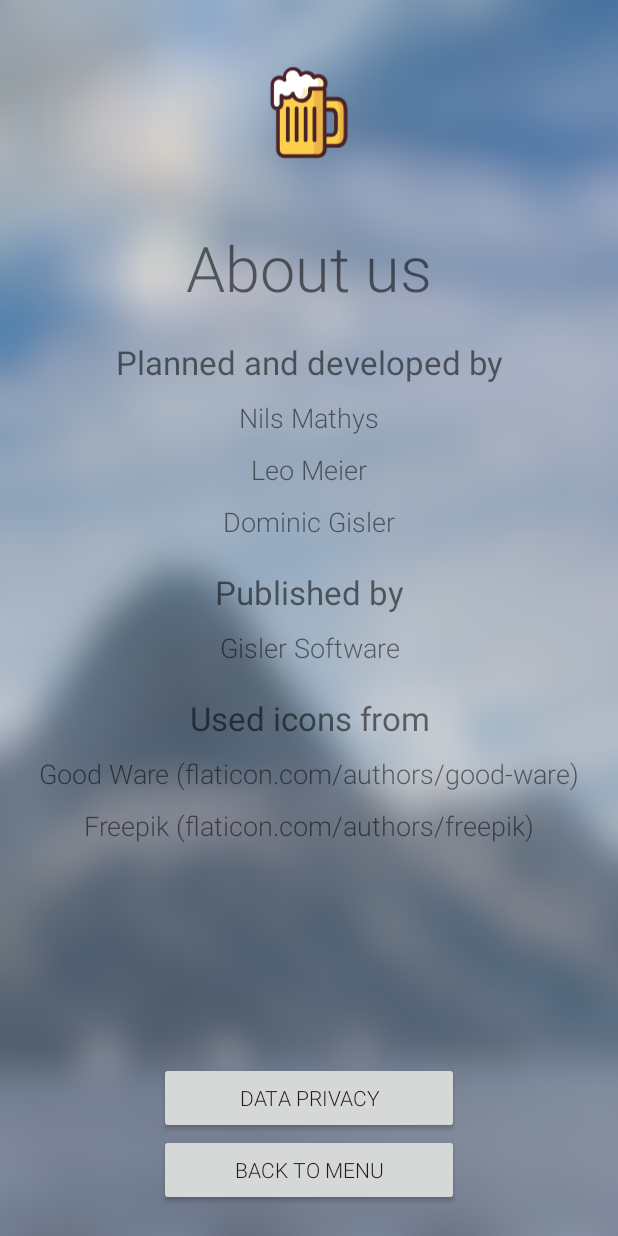
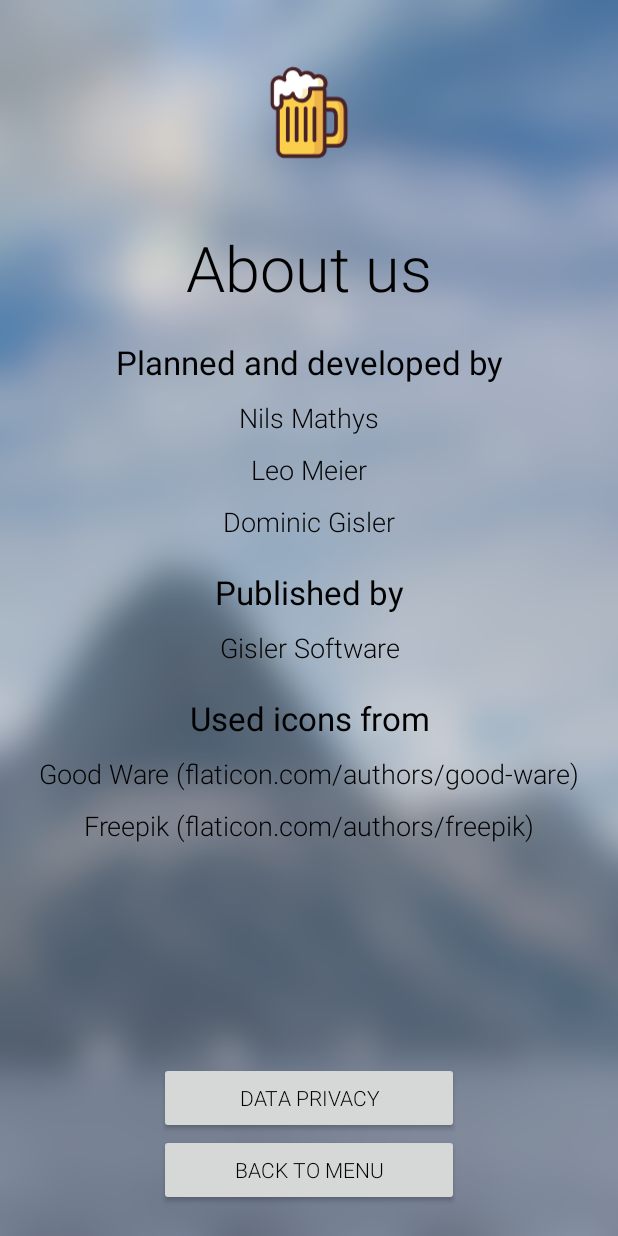
Before and after one commit to dominicgisler/beerjump, an Android app: the InfoActivity screen opened directly, with no data from a screen before it, on a phone screen of 412 x 824 dp. Run offline under Robolectric (Android 15) with nearby library versions, the light colour scheme and no system bars; network calls fail.

Commit message:
changed color handling

```diff
--- a/app/src/main/res/layout/activity_change_character.xml
+++ b/app/src/main/res/layout/activity_change_character.xml
@@ -26,6 +26,7 @@
         android:text="@string/change_player"
         android:textAlignment="center"
         android:textSize="42sp"
+        android:textColor="@color/textDark"
         app:layout_constraintBottom_toTopOf="@id/charactersView"
         app:layout_constraintEnd_toEndOf="parent"
         app:layout_constraintStart_toStartOf="parent"
@@ -82,6 +83,7 @@
         android:layout_marginBottom="20dp"
         android:fontFamily="sans-serif-light"
         android:text="@string/back_to_menu"
+        android:textColor="@color/textDark"
         app:layout_constraintBottom_toBottomOf="parent"
         app:layout_constraintEnd_toEndOf="parent"
         app:layout_constraintStart_toStartOf="parent"
--- a/app/src/main/res/layout/activity_info.xml
+++ b/app/src/main/res/layout/activity_info.xml
@@ -27,6 +27,7 @@
         android:text="@string/about"
         android:textAlignment="center"
         android:textSize="42sp"
+        android:textColor="@color/textDark"
         app:layout_constraintBottom_toTopOf="@id/aboutScrollView"
         app:layout_constraintEnd_toEndOf="parent"
         app:layout_constraintStart_toStartOf="parent"
@@ -55,6 +56,7 @@
                 android:text="@string/developed"
                 android:textAlignment="center"
                 android:textSize="22sp"
+                android:textColor="@color/textDark"
                 app:layout_constraintBottom_toTopOf="@id/textNils"
                 app:layout_constraintEnd_toEndOf="parent"
                 app:layout_constraintStart_toStartOf="parent"
@@ -69,6 +71,7 @@
                 android:text="@string/nils_mathys"
                 android:textAlignment="center"
                 android:textSize="18sp"
+                android:textColor="@color/textDark"
                 app:layout_constraintBottom_toTopOf="@id/textLeo"
                 app:layout_constraintEnd_toEndOf="parent"
                 app:layout_constraintStart_toStartOf="parent"
@@ -83,6 +86,7 @@
                 android:text="@string/leo_meier"
                 android:textAlignment="center"
                 android:textSize="18sp"
+                android:textColor="@color/textDark"
                 app:layout_constraintBottom_toTopOf="@id/textDominic"
                 app:layout_constraintEnd_toEndOf="parent"
                 app:layout_constraintStart_toStartOf="parent"
@@ -97,6 +101,7 @@
                 android:text="@string/dominic_gisler"
                 android:textAlignment="center"
                 android:textSize="18sp"
+                android:textColor="@color/textDark"
                 app:layout_constraintBottom_toTopOf="@id/textPublished"
                 app:layout_constraintEnd_toEndOf="parent"
                 app:layout_constraintStart_toStartOf="parent"
@@ -111,6 +116,7 @@
                 android:text="@string/published"
                 android:textAlignment="center"
                 android:textSize="22sp"
+                android:textColor="@color/textDark"
                 app:layout_constraintBottom_toTopOf="@id/textGislerSoftware"
                 app:layout_constraintEnd_toEndOf="parent"
                 app:layout_constraintStart_toStartOf="parent"
@@ -125,6 +131,7 @@
                 android:text="@string/gisler_software"
                 android:textAlignment="center"
                 android:textSize="18sp"
+                android:textColor="@color/textDark"
                 app:layout_constraintBottom_toTopOf="@id/textIcons"
                 app:layout_constraintEnd_toEndOf="parent"
                 app:layout_constraintStart_toStartOf="parent"
@@ -139,6 +146,7 @@
                 android:text="@string/icons"
                 android:textAlignment="center"
                 android:textSize="22sp"
+                android:textColor="@color/textDark"
                 app:layout_constraintBottom_toTopOf="@id/textGoodWare"
                 app:layout_constraintEnd_toEndOf="parent"
                 app:layout_constraintStart_toStartOf="parent"
@@ -153,6 +161,7 @@
                 android:text="@string/good_ware"
                 android:textAlignment="center"
                 android:textSize="18sp"
+                android:textColor="@color/textDark"
                 app:layout_constraintBottom_toTopOf="@id/textFreepik"
                 app:layout_constraintEnd_toEndOf="parent"
                 app:layout_constraintStart_toStartOf="parent"
@@ -167,6 +176,7 @@
                 android:text="@string/freepik"
                 android:textAlignment="center"
                 android:textSize="18sp"
+                android:textColor="@color/textDark"
                 app:layout_constraintBottom_toBottomOf="parent"
                 app:layout_constraintEnd_toEndOf="parent"
                 app:layout_constraintStart_toStartOf="parent"
@@ -182,6 +192,7 @@
         android:layout_marginTop="20dp"
         android:fontFamily="sans-serif-light"
         android:text="@string/data_privacy"
+        android:textColor="@color/textDark"
         app:layout_constraintBottom_toTopOf="@id/buttonMenu"
         app:layout_constraintEnd_toEndOf="parent"
         app:layout_constraintStart_toStartOf="parent"
@@ -194,6 +205,7 @@
         android:layout_marginBottom="20dp"
         android:fontFamily="sans-serif-light"
         android:text="@string/back_to_menu"
+        android:textColor="@color/textDark"
         app:layout_constraintBottom_toBottomOf="parent"
         app:layout_constraintEnd_toEndOf="parent"
         app:layout_constraintStart_toStartOf="parent"
--- a/app/src/main/res/layout/activity_menu.xml
+++ b/app/src/main/res/layout/activity_menu.xml
@@ -27,6 +27,7 @@
         android:text="@string/app_name"
         android:textAlignment="center"
         android:textSize="42sp"
+        android:textColor="@color/textDark"
         app:layout_constraintBottom_toTopOf="@id/buttonPlay"
         app:layout_constraintEnd_toEndOf="parent"
         app:layout_constraintStart_toStartOf="parent"
@@ -40,6 +41,7 @@
         android:layout_marginTop="80dp"
         android:fontFamily="sans-serif-light"
         android:text="@string/play"
+        android:textColor="@color/textDark"
         app:layout_constraintBottom_toTopOf="@id/buttonHighscore"
         app:layout_constraintEnd_toEndOf="parent"
         app:layout_constraintStart_toStartOf="parent"
@@ -52,6 +54,7 @@
         android:layout_gravity="center_horizontal"
         android:fontFamily="sans-serif-light"
         android:text="@string/highscore"
+        android:textColor="@color/textDark"
         app:layout_constraintBottom_toTopOf="@id/buttonStatistics"
         app:layout_constraintEnd_toEndOf="parent"
         app:layout_constraintStart_toStartOf="parent"
@@ -64,6 +67,7 @@
         android:layout_gravity="center_horizontal"
         android:fontFamily="sans-serif-light"
         android:text="@string/statistics"
+        android:textColor="@color/textDark"
         app:layout_constraintBottom_toTopOf="@id/buttonSettings"
         app:layout_constraintEnd_toEndOf="parent"
         app:layout_constraintStart_toStartOf="parent"
@@ -76,6 +80,7 @@
         android:layout_gravity="center_horizontal"
         android:fontFamily="sans-serif-light"
         android:text="@string/settings"
+        android:textColor="@color/textDark"
         app:layout_constraintBottom_toTopOf="@id/buttonInfo"
         app:layout_constraintEnd_toEndOf="parent"
         app:layout_constraintStart_toStartOf="parent"
@@ -88,6 +93,7 @@
         android:layout_gravity="center_horizontal"
         android:fontFamily="sans-serif-light"
         android:text="@string/info"
+        android:textColor="@color/textDark"
         app:layout_constraintEnd_toEndOf="parent"
         app:layout_constraintStart_toStartOf="parent"
         app:layout_constraintTop_toBottomOf="@+id/buttonSettings" />
--- a/app/src/main/res/layout/activity_settings.xml
+++ b/app/src/main/res/layout/activity_settings.xml
@@ -28,6 +28,7 @@
         android:text="@string/settings"
         android:textAlignment="center"
         android:textSize="42sp"
+        android:textColor="@color/textDark"
         app:layout_constraintBottom_toTopOf="@id/buttonResetHighscore"
         app:layout_constraintEnd_toEndOf="parent"
         app:layout_constraintStart_toStartOf="parent"
@@ -41,6 +42,7 @@
         android:layout_marginTop="80dp"
         android:fontFamily="sans-serif-light"
         android:text="@string/reset_data"
+        android:textColor="@color/textDark"
         app:layout_constraintBottom_toTopOf="@+id/buttonChangeCharacter"
         app:layout_constraintEnd_toEndOf="parent"
         app:layout_constraintStart_toStartOf="parent"
@@ -54,6 +56,7 @@
         android:layout_marginTop="10dp"
         android:fontFamily="sans-serif-light"
         android:text="@string/change_player"
+        android:textColor="@color/textDark"
         app:layout_constraintBottom_toTopOf="@+id/inputTypeView"
         app:layout_constraintEnd_toEndOf="parent"
         app:layout_constraintStart_toStartOf="parent"
@@ -75,6 +78,7 @@
             android:layout_marginStart="5dp"
             android:textSize="18sp"
             android:text="@string/eingabe"
+            android:textColor="@color/textDark"
             app:layout_constraintBottom_toBottomOf="parent"
             app:layout_constraintEnd_toStartOf="@id/buttonInputToggle"
             app:layout_constraintStart_toStartOf="parent"
@@ -87,6 +91,7 @@
             android:fontFamily="sans-serif-light"
             android:textOff="@string/touch"
             android:textOn="@string/sensor"
+            android:textColor="@color/textDark"
             app:layout_constraintBottom_toBottomOf="parent"
             app:layout_constraintEnd_toEndOf="parent"
             app:layout_constraintStart_toEndOf="@id/inputTypeText"
@@ -101,6 +106,7 @@
         android:layout_marginBottom="20dp"
         android:fontFamily="sans-serif-light"
         android:text="@string/back_to_menu"
+        android:textColor="@color/textDark"
         app:layout_constraintBottom_toBottomOf="parent"
         app:layout_constraintEnd_toEndOf="parent"
         app:layout_constraintStart_toStartOf="parent" />
--- a/app/src/main/res/layout/activity_splash.xml
+++ b/app/src/main/res/layout/activity_splash.xml
@@ -29,6 +29,7 @@
         android:text="@string/app_name"
         android:textAlignment="center"
         android:textSize="42sp"
+        android:textColor="@color/textDark"
         app:layout_constraintBottom_toTopOf="@id/progressBar"
         app:layout_constraintEnd_toEndOf="parent"
         app:layout_constraintStart_toStartOf="parent"
@@ -40,7 +41,7 @@
         android:layout_height="80dp"
         android:layout_marginTop="100dp"
         android:layout_marginBottom="100dp"
-        android:indeterminateTint="@color/black"
+        android:indeterminateTint="@color/textDark"
         app:layout_constraintBottom_toBottomOf="parent"
         app:layout_constraintEnd_toEndOf="parent"
         app:layout_constraintStart_toStartOf="parent"
--- a/app/src/main/res/layout/activity_statistics.xml
+++ b/app/src/main/res/layout/activity_statistics.xml
@@ -27,6 +27,7 @@
         android:text="@string/statistics"
         android:textAlignment="center"
         android:textSize="42sp"
+        android:textColor="@color/textDark"
         app:layout_constraintBottom_toTopOf="@id/statisticsTabs"
         app:layout_constraintEnd_toEndOf="parent"
         app:layout_constraintStart_toStartOf="parent"
@@ -39,7 +40,8 @@
         app:layout_constraintBottom_toTopOf="@id/statisticsList"
         app:layout_constraintEnd_toEndOf="parent"
         app:layout_constraintStart_toStartOf="parent"
-        app:layout_constraintTop_toBottomOf="@id/textTitle">
+        app:layout_constraintTop_toBottomOf="@id/textTitle"
+        app:tabTextColor="@color/textDark">
 
         <com.google.android.material.tabs.TabItem
             android:id="@+id/tabLocal"
@@ -89,6 +91,7 @@
         android:layout_marginBottom="20dp"
         android:fontFamily="sans-serif-light"
         android:text="@string/back_to_menu"
+        android:textColor="@color/textDark"
         app:layout_constraintBottom_toBottomOf="parent"
         app:layout_constraintEnd_toEndOf="parent"
         app:layout_constraintStart_toStartOf="parent" />
--- a/app/src/main/res/layout/score_cell.xml
+++ b/app/src/main/res/layout/score_cell.xml
@@ -13,6 +13,7 @@
         android:layout_marginEnd="20dp"
         android:layout_marginBottom="20dp"
         android:textSize="14sp"
+        android:textColor="@color/textDark"
         app:layout_constraintBottom_toBottomOf="parent"
         app:layout_constraintEnd_toStartOf="@id/promille"
         app:layout_constraintStart_toStartOf="parent"
@@ -28,6 +29,7 @@
         android:layout_marginBottom="20dp"
         android:textAlignment="center"
         android:textSize="14sp"
+        android:textColor="@color/textDark"
         app:layout_constraintBottom_toBottomOf="parent"
         app:layout_constraintEnd_toStartOf="@id/score"
         app:layout_constraintStart_toEndOf="@id/username"
@@ -43,6 +45,7 @@
         android:layout_marginBottom="20dp"
         android:textAlignment="textEnd"
         android:textSize="14sp"
+        android:textColor="@color/textDark"
         app:layout_constraintBottom_toBottomOf="parent"
         app:layout_constraintEnd_toEndOf="parent"
         app:layout_constraintStart_toEndOf="@id/promille"
--- a/app/src/main/res/layout/statistics_row.xml
+++ b/app/src/main/res/layout/statistics_row.xml
@@ -13,6 +13,7 @@
         android:layout_marginEnd="20dp"
         android:layout_marginBottom="5dp"
         android:textSize="18sp"
+        android:textColor="@color/textDark"
         app:layout_constraintBottom_toBottomOf="parent"
         app:layout_constraintEnd_toStartOf="@id/statsCount"
         app:layout_constraintStart_toStartOf="parent"
@@ -28,6 +29,7 @@
         android:layout_marginBottom="5dp"
         android:textAlignment="textEnd"
         android:textSize="18sp"
+        android:textColor="@color/textDark"
         app:layout_constraintBottom_toBottomOf="parent"
         app:layout_constraintEnd_toEndOf="parent"
         app:layout_constraintStart_toEndOf="@id/statsText"
--- a/app/src/main/res/values/colors.xml
+++ b/app/src/main/res/values/colors.xml
@@ -6,6 +6,8 @@
     <color name="colorBackground">#F7EEBA</color>
     <color name="colorPrimary">#a6d3fb</color>
     <color name="colorPrimaryDark">#74a2ca</color>
+    <color name="textDark">@color/black</color>
+    <color name="textLight">@color/white</color>
 
     <color name="black_overlay">#66000000</color>
     <color name="grey">#d3d3d3</color>
```
Also changed, not shown: app/src/main/res/layout/activity_game.xml (+9 -7 lines), app/src/main/res/layout/activity_game_score.xml (+10 -0 lines), app/src/main/res/layout/activity_highscore.xml (+7 -1 lines).
